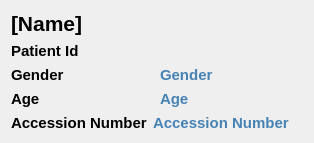
Old version of the form View/Widget/ExamTitleWidget.ui in the repository altay-brusan/etrek.
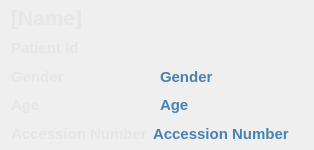
New version of the form.

Commit message: Update ExamTitleWidget layout and styling

Patch:
```diff
--- a/View/Widget/ExamTitleWidget.ui
+++ b/View/Widget/ExamTitleWidget.ui
@@ -6,14 +6,20 @@
    <rect>
     <x>0</x>
     <y>0</y>
-    <width>264</width>
-    <height>118</height>
+    <width>307</width>
+    <height>150</height>
    </rect>
   </property>
   <property name="windowTitle">
    <string>Form</string>
   </property>
   <layout class="QVBoxLayout" name="verticalLayout">
+   <property name="topMargin">
+    <number>5</number>
+   </property>
+   <property name="bottomMargin">
+    <number>5</number>
+   </property>
    <item>
     <widget class="QLabel" name="patientNameValueLbl">
      <property name="minimumSize">
@@ -28,6 +34,9 @@
        <bold>true</bold>
       </font>
      </property>
+     <property name="styleSheet">
+      <string notr="true"> color: rgb(230, 230, 230);</string>
+     </property>
      <property name="text">
       <string>[Name]</string>
      </property>
@@ -43,6 +52,9 @@
          <bold>true</bold>
         </font>
        </property>
+       <property name="styleSheet">
+        <string notr="true"> color: rgb(230, 230, 230);</string>
+       </property>
        <property name="text">
         <string>Patient Id</string>
        </property>
@@ -88,6 +100,9 @@
          <bold>true</bold>
         </font>
        </property>
+       <property name="styleSheet">
+        <string notr="true"> color: rgb(230, 230, 230);</string>
+       </property>
        <property name="text">
         <string>Gender</string>
        </property>
@@ -130,6 +145,9 @@
          <bold>true</bold>
         </font>
        </property>
+       <property name="styleSheet">
+        <string notr="true"> color: rgb(230, 230, 230);</string>
+       </property>
        <property name="text">
         <string>Age</string>
        </property>
@@ -172,6 +190,9 @@
          <bold>true</bold>
         </font>
        </property>
+       <property name="styleSheet">
+        <string notr="true"> color: rgb(230, 230, 230);</string>
+       </property>
        <property name="text">
         <string>Accession Number</string>
        </property>
```
Left out of the diff: 10 changed lines with no effect on the pictures.
